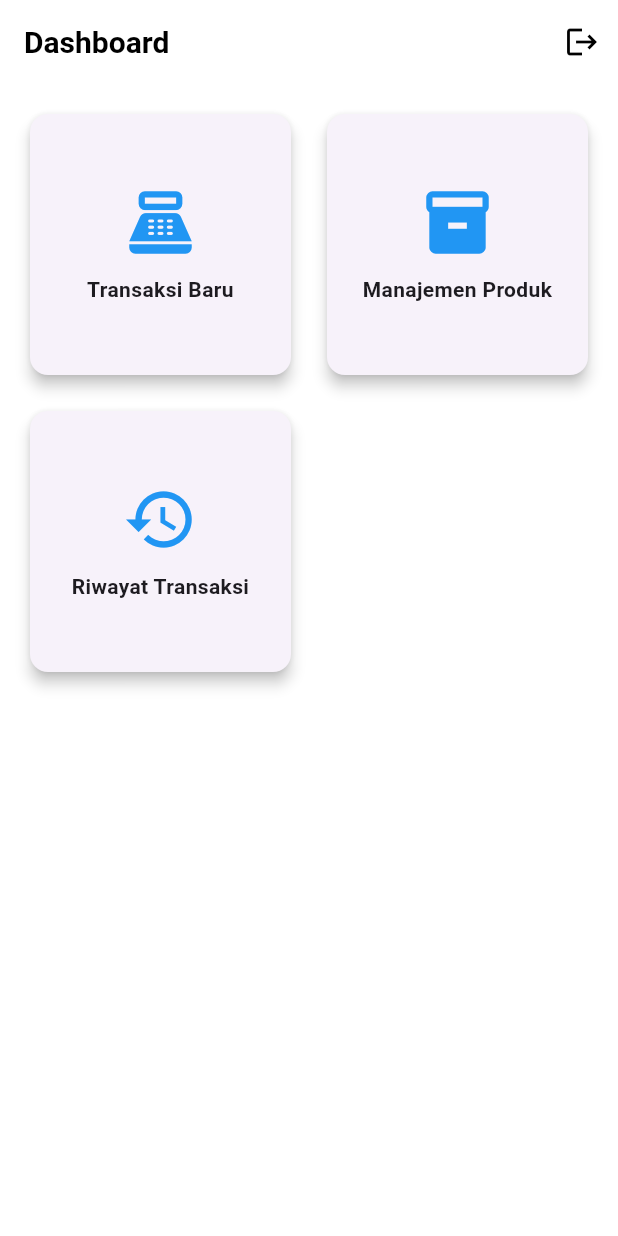
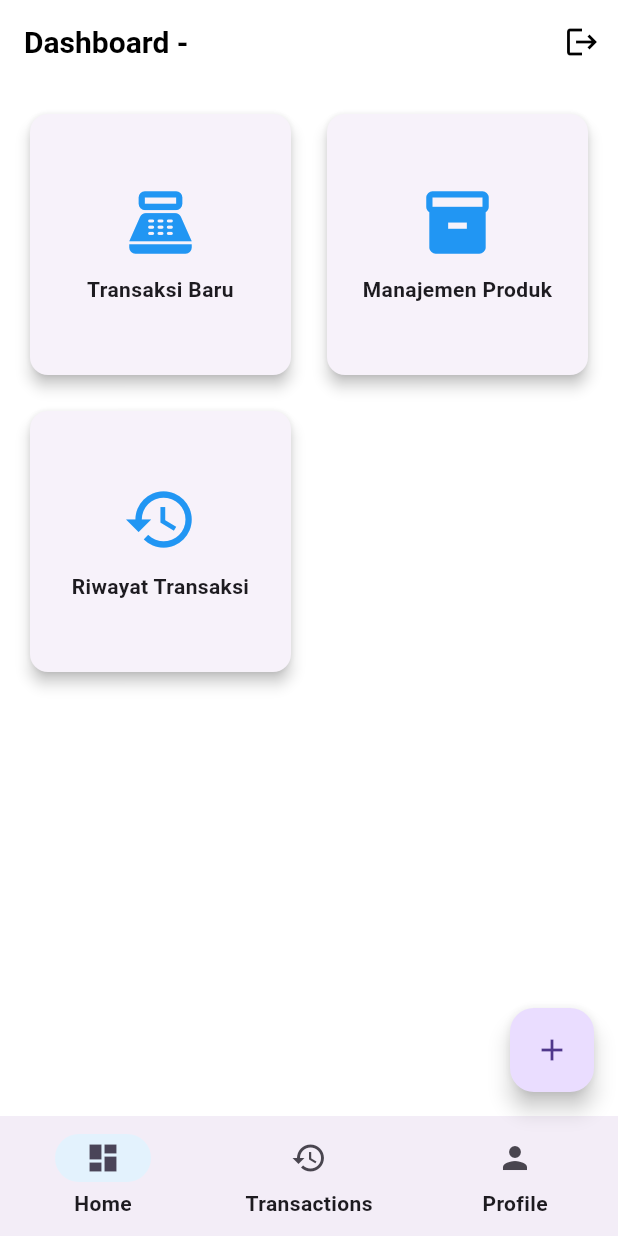
Before and after one commit to JBI-TRPL-Mobile/POS_APPS_SIMPLE, a Flutter app: the HomeScreen screen opened directly with empty values, on a phone screen of 412 x 824 dp. Run offline on Flutter 3.47's test engine with Material 3 defaults, Android fonts, the phone set to English and light mode, and no system bars; our stand-ins replace permission_handler, screenshot, sqflite; accounts and stored records are empty.

Commit message:
pos-simple

```diff
--- a/lib/models/user_model.dart
+++ b/lib/models/user_model.dart
@@ -31,4 +31,20 @@ class User {
       password: map['password'],
     );
   }
+
+  User copyWith({
+    int? id,
+    String? fullname,
+    String? username,
+    String? email,
+    String? password,
+  }) {
+    return User(
+      id: id ?? this.id,
+      fullname: fullname ?? this.fullname,
+      username: username ?? this.username,
+      email: email ?? this.email,
+      password: password ?? this.password,
+    );
+  }
 }
--- a/lib/screens/home/home_screen.dart
+++ b/lib/screens/home/home_screen.dart
@@ -4,16 +4,72 @@ import 'package:pos_app/screens/auth/login_screen.dart';
 import 'package:pos_app/screens/pos/pos_screen.dart';
 import 'package:pos_app/screens/product/product_management_screen.dart';
 import 'package:pos_app/screens/transaction/transaction_history_screen.dart';
+import 'package:pos_app/screens/profile/profile_screen.dart';
 
-class HomeScreen extends StatelessWidget {
+class HomeScreen extends StatefulWidget {
   final User user;
   const HomeScreen({super.key, required this.user});
 
   @override
+  State<HomeScreen> createState() => _HomeScreenState();
+}
+
+class _HomeScreenState extends State<HomeScreen> {
+  int _selectedIndex = 0;
+  late User _currentUser;
+
+  @override
+  void initState() {
+    super.initState();
+    _currentUser = widget.user;
+  }
+
+  void _onItemTapped(int index) {
+    setState(() => _selectedIndex = index);
+  }
+
+  @override
   Widget build(BuildContext context) {
+    // currentUser initialized in initState
+
+    final List<Widget> pages = [
+      _dashboard(context),
+      const TransactionHistoryScreen(),
+      ProfileScreen(user: _currentUser),
+    ];
+
+    return Scaffold(
+      body: pages[_selectedIndex],
+      bottomNavigationBar: NavigationBarTheme(
+        data: NavigationBarThemeData(
+          indicatorColor: Colors.blue.shade50,
+          labelTextStyle: MaterialStateProperty.all(
+            const TextStyle(fontWeight: FontWeight.w600),
+          ),
+        ),
+        child: NavigationBar(
+          selectedIndex: _selectedIndex,
+          onDestinationSelected: _onItemTapped,
+          destinations: const [
+            NavigationDestination(icon: Icon(Icons.dashboard), label: 'Home'),
+            NavigationDestination(icon: Icon(Icons.history), label: 'Transactions'),
+            NavigationDestination(icon: Icon(Icons.person), label: 'Profile'),
+          ],
+        ),
+      ),
+      floatingActionButton: FloatingActionButton(
+        onPressed: () {
+          Navigator.push(context, MaterialPageRoute(builder: (_) => const PosScreen()));
+        },
+        child: const Icon(Icons.add),
+      ),
+    );
+  }
+
+  Widget _dashboard(BuildContext context) {
     return Scaffold(
       appBar: AppBar(
-        title: const Text('Dashboard'),
+        title: Text('Dashboard - ${_currentUser.fullname}'),
         actions: [
           IconButton(
             icon: const Icon(Icons.logout),
@@ -32,7 +88,7 @@ class HomeScreen extends StatelessWidget {
         crossAxisSpacing: 16.0,
         mainAxisSpacing: 16.0,
         children: [
-          _buildDashboardCard(
+            _buildDashboardCard(
             context,
             icon: Icons.point_of_sale,
             label: 'Transaksi Baru',
@@ -57,15 +113,24 @@ class HomeScreen extends StatelessWidget {
             icon: Icons.history,
             label: 'Riwayat Transaksi',
             onTap: () {
-              Navigator.push(
-                  context,
-                  MaterialPageRoute(
-                      builder: (context) => const TransactionHistoryScreen()));
+              setState(() => _selectedIndex = 1);
             },
           ),
         ],
       ),
     );
+  }
+
+  Future<void> _openProfile() async {
+    final updated = await Navigator.push<User?>(
+      context,
+      MaterialPageRoute(builder: (context) => ProfileScreen(user: _currentUser)),
+    );
+    if (updated != null) {
+      setState(() {
+        _currentUser = updated;
+      });
+    }
   }
 
   Widget _buildDashboardCard(BuildContext context,
```
Also changed, not shown: lib/database/database_helper.dart (+24 -0 lines), lib/screens/auth/forgot_password_screen.dart (added, +87 -0 lines), lib/screens/auth/login_screen.dart (+9 -2 lines), lib/screens/profile/profile_screen.dart (added, +82 -0 lines).
